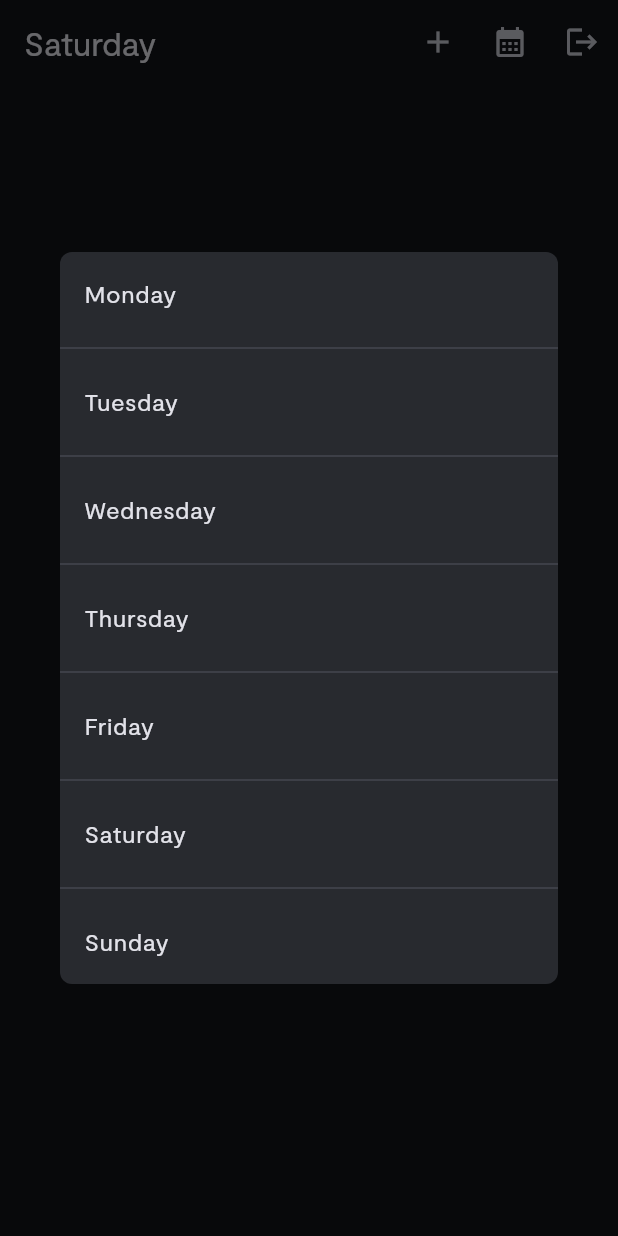
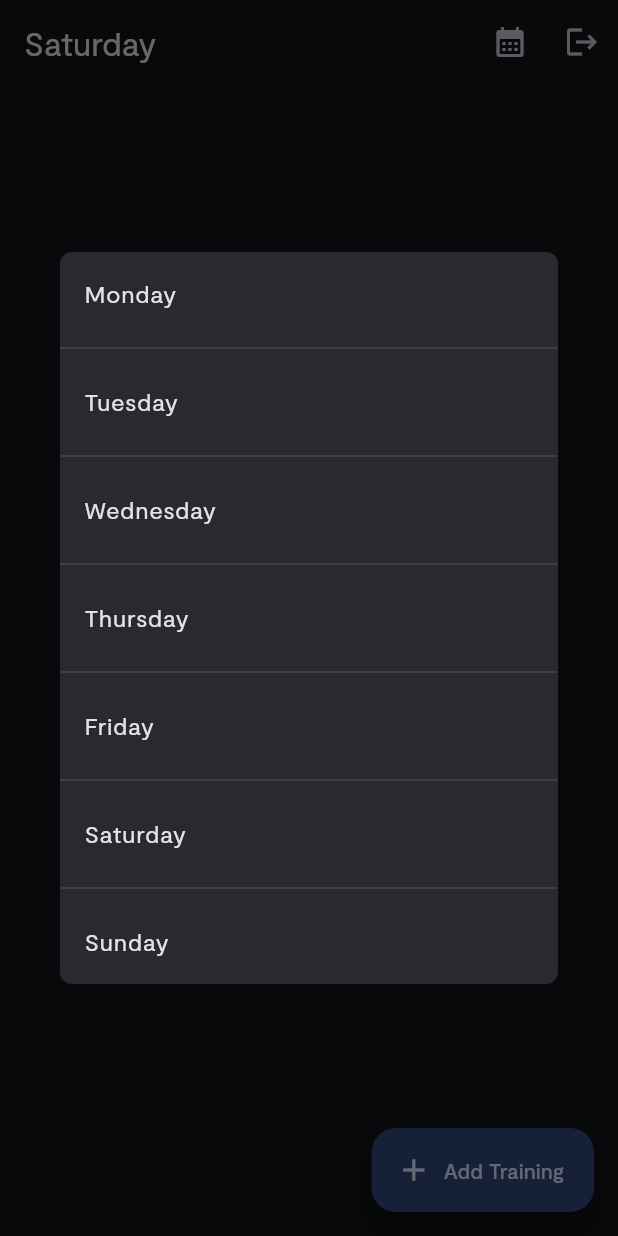
Before and after one commit to NurettinSelim/fitness-app, a Flutter app: the ExercisesPage screen opened by its route, after a tap on the "calendar month" icon, on a phone screen of 412 x 824 dp. Run offline on Flutter 3.47's test engine with Material 2 defaults, Android fonts, the phone set to English and light mode, and no system bars; our stand-ins replace email_validator, firebase_auth, firebase_core, flutter_riverpod, flutter_svg, go_router and 3 more; accounts and stored records are empty.

Commit message:
feat: add training button move to fab from actions

```diff
--- a/lib/pages/exercises_page.dart
+++ b/lib/pages/exercises_page.dart
@@ -20,15 +20,6 @@ class ExercisesPage extends StatelessWidget {
         actions: [
           IconButton(
             onPressed: () async {
-              showModalBottomSheet(
-                context: context,
-                builder: (context) => AddExercisePopup(weekdayNum: weekdayNum),
-              );
-            },
-            icon: const Icon(Icons.add),
-          ),
-          IconButton(
-            onPressed: () async {
               showDialog(
                   context: context,
                   builder: (context) => const WeekdaySelectPopup());
@@ -42,6 +33,16 @@ class ExercisesPage extends StatelessWidget {
             icon: const Icon(Icons.logout),
           ),
         ],
+      ),
+      floatingActionButton: FloatingActionButton.extended(
+        onPressed: () async {
+          showModalBottomSheet(
+            context: context,
+            builder: (context) => AddExercisePopup(weekdayNum: weekdayNum),
+          );
+        },
+        label: const Text("Add Training"),
+        icon: const Icon(Icons.add),
       ),
       body: ValueListenableBuilder(
           valueListenable:
```
